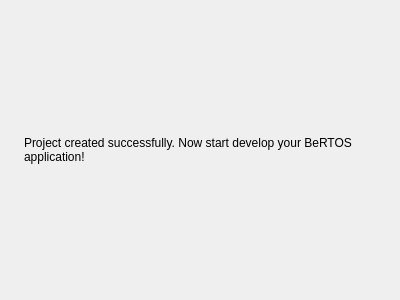
Above: wizard/ui/final_page.ui from imby/STM32VLDiscovery_BeRTOS before the change. Below: the same form after it.
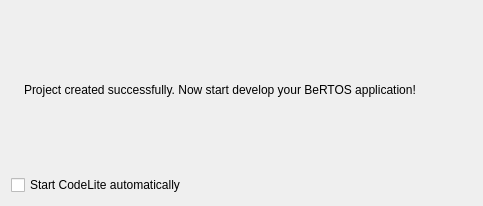
That is the form after the change. Icons and pictures are not drawn.

Commit message: Add open automatically codelite at the end of the wizard

What changed in the file:
```diff
--- a/wizard/ui/final_page.ui
+++ b/wizard/ui/final_page.ui
@@ -6,13 +6,15 @@
    <rect>
     <x>0</x>
     <y>0</y>
-    <width>400</width>
-    <height>300</height>
+    <width>483</width>
+    <height>206</height>
    </rect>
   </property>
   <property name="windowTitle">
    <string>Form</string>
   </property>
+  <layout class="QVBoxLayout" name="verticalLayout">
+   <item>
   <layout class="QHBoxLayout" name="horizontalLayout">
    <item>
     <widget class="QLabel" name="iconLabel">
@@ -40,6 +42,15 @@
      </property>
      <property name="wordWrap">
       <bool>true</bool>
+       </property>
+      </widget>
+     </item>
+    </layout>
+   </item>
+   <item>
+    <widget class="QCheckBox" name="codeliteCheck">
+     <property name="text">
+      <string>Start CodeLite automatically</string>
      </property>
     </widget>
    </item>
```
Lines whose indentation alone changed are shown as unchanged. The commit also changes 1 other file.
